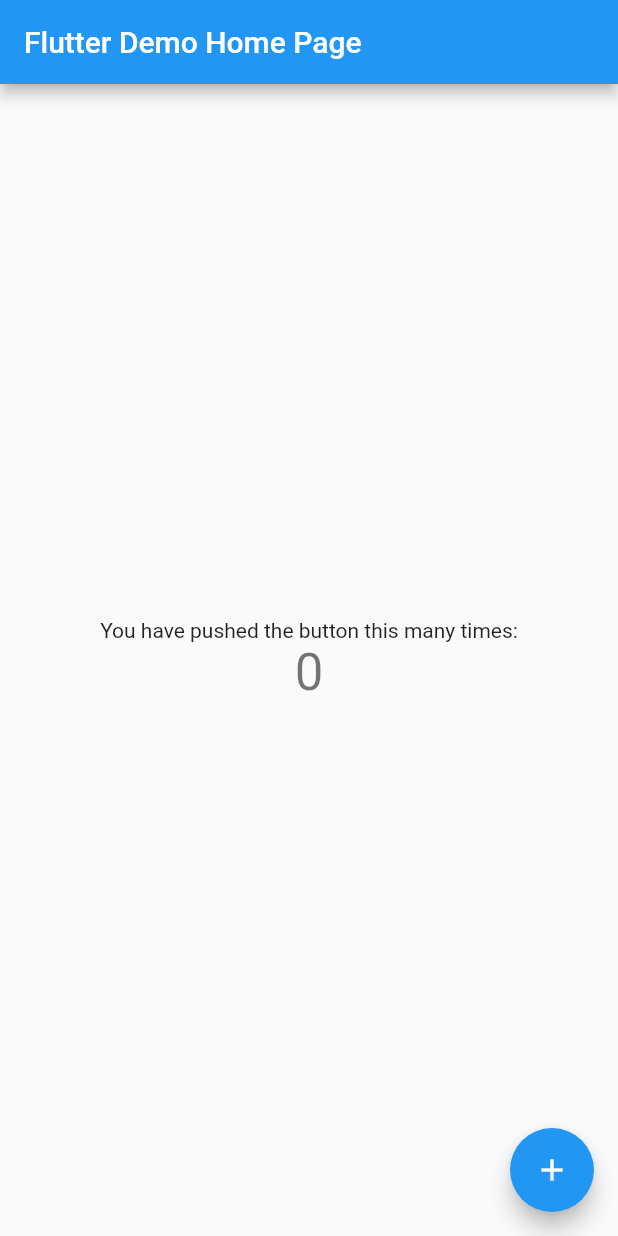
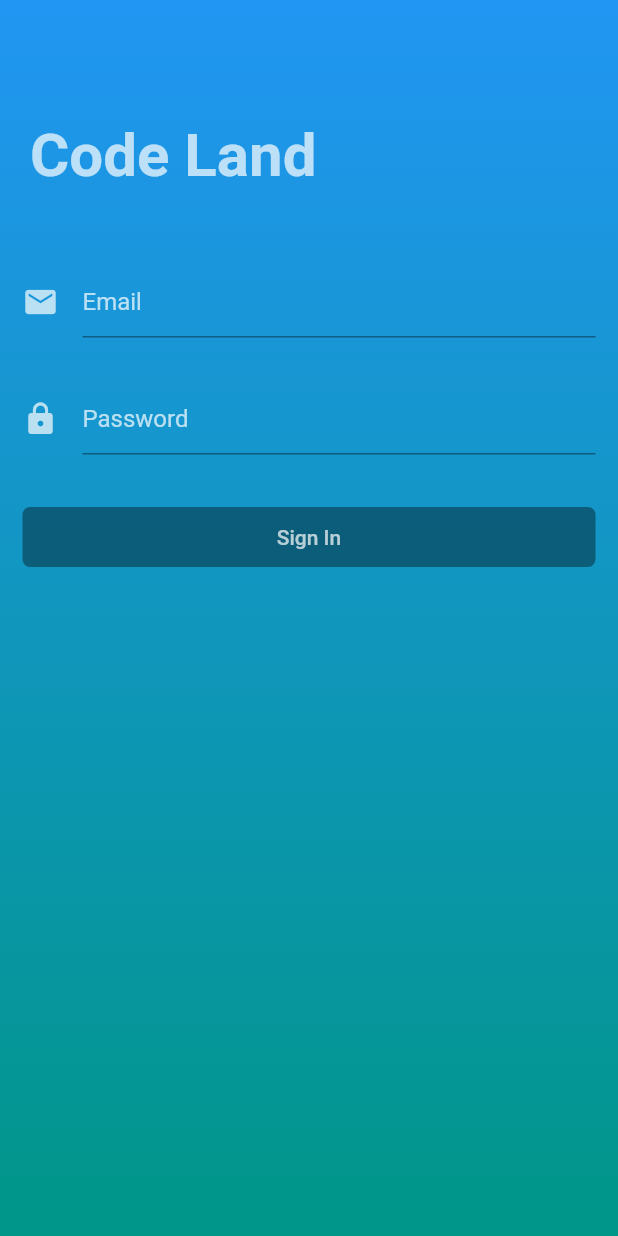
Before and after one commit to Majaa2/sum_parking, a Flutter app: the screen it shows after launch, on a phone screen of 412 x 824 dp. Run offline on Flutter 3.47's test engine with Material 2 defaults, Android fonts, the phone set to English and light mode, and no system bars; our stand-ins replace shared_preferences.

Commit message:
Login setup

```diff
--- a/lib/main.dart
+++ b/lib/main.dart
@@ -1,111 +1,67 @@
+import 'dart:convert';
+
 import 'package:flutter/material.dart';
+import 'package:flutter/services.dart';
+import 'package:http/http.dart' as http;
+import 'pages/login_page.dart';
+import 'package:shared_preferences/shared_preferences.dart';
 
 void main() => runApp(MyApp());
 
 class MyApp extends StatelessWidget {
-  // This widget is the root of your application.
   @override
   Widget build(BuildContext context) {
     return MaterialApp(
-      title: 'Flutter Demo',
+      title: "Code Land",
+      debugShowCheckedModeBanner: false,
+      home: MainPage(),
       theme: ThemeData(
-        // This is the theme of your application.
-        //
-        // Try running your application with "flutter run". You'll see the
-        // application has a blue toolbar. Then, without quitting the app, try
-        // changing the primarySwatch below to Colors.green and then invoke
-        // "hot reload" (press "r" in the console where you ran "flutter run",
-        // or simply save your changes to "hot reload" in a Flutter IDE).
-        // Notice that the counter didn't reset back to zero; the application
-        // is not restarted.
-        primarySwatch: Colors.blue,
+        accentColor: Colors.white70
       ),
-      home: MyHomePage(title: 'Flutter Demo Home Page'),
     );
   }
 }
 
-class MyHomePage extends StatefulWidget {
-  MyHomePage({Key key, this.title}) : super(key: key);
+class MainPage extends StatefulWidget {
+  @override
+  _MainPageState createState() => _MainPageState();
+}
 
-  // This widget is the home page of your application. It is stateful, meaning
-  // that it has a State object (defined below) that contains fields that affect
-  // how it looks.
+class _MainPageState extends State<MainPage> {
 
-  // This class is the configuration for the state. It holds the values (in this
-  // case the title) provided by the parent (in this case the App widget) and
-  // used by the build method of the State. Fields in a Widget subclass are
-  // always marked "final".
-
-  final String title;
+  SharedPreferences sharedPreferences;
 
   @override
-  _MyHomePageState createState() => _MyHomePageState();
-}
+  void initState() {
+    super.initState();
+    checkLoginStatus();
+  }
 
-class _MyHomePageState extends State<MyHomePage> {
-  int _counter = 0;
-
-  void _incrementCounter() {
-    setState(() {
-      // This call to setState tells the Flutter framework that something has
-      // changed in this State, which causes it to rerun the build method below
-      // so that the display can reflect the updated values. If we changed
-      // _counter without calling setState(), then the build method would not be
-      // called again, and so nothing would appear to happen.
-      _counter++;
-    });
+  checkLoginStatus() async {
+    sharedPreferences = await SharedPreferences.getInstance();
+    if(sharedPreferences.getString("token") == null) {
+      Navigator.of(context).pushAndRemoveUntil(MaterialPageRoute(builder: (BuildContext context) => LoginPage()), (Route<dynamic> route) => false);
+    }
   }
 
   @override
   Widget build(BuildContext context) {
-    // This method is rerun every time setState is called, for instance as done
-    // by the _incrementCounter method above.
-    //
-    // The Flutter framework has been optimized to make rerunning build methods
-    // fast, so that you can just rebuild anything that needs updating rather
-    // than having to individually change instances of widgets.
     return Scaffold(
       appBar: AppBar(
-        // Here we take the value from the MyHomePage object that was created by
-        // the App.build method, and use it to set our appbar title.
-        title: Text(widget.title),
+        title: Text("Code Land", style: TextStyle(color: Colors.white)),
+        actions: <Widget>[
+          FlatButton(
+            onPressed: () {
+              sharedPreferences.clear();
+              sharedPreferences.commit();
+              Navigator.of(context).pushAndRemoveUntil(MaterialPageRoute(builder: (BuildContext context) => LoginPage()), (Route<dynamic> route) => false);
+            },
+            child: Text("Log Out", style: TextStyle(color: Colors.white)),
+          ),
+        ],
       ),
-      body: Center(
-        // Center is a layout widget. It takes a single child and positions it
-        // in the middle of the parent.
-        child: Column(
-          // Column is also a layout widget. It takes a list of children and
-          // arranges them vertically. By default, it sizes itself to fit its
-          // children horizontally, and tries to be as tall as its parent.
-          //
-          // Invoke "debug painting" (press "p" in the console, choose the
-          // "Toggle Debug Paint" action from the Flutter Inspector in Android
-          // Studio, or the "Toggle Debug Paint" command in Visual Studio Code)
-          // to see the wireframe for each widget.
-          //
-          // Column has various properties to control how it sizes itself and
-          // how it positions its children. Here we use mainAxisAlignment to
-          // center the children vertically; the main axis here is the vertical
-          // axis because Columns are vertical (the cross axis would be
-          // horizontal).
-          mainAxisAlignment: MainAxisAlignment.center,
-          children: <Widget>[
-            Text(
-              'You have pushed the button this many times:',
-            ),
-            Text(
-              '$_counter',
-              style: Theme.of(context).textTheme.display1,
-            ),
-          ],
-        ),
-      ),
-      floatingActionButton: FloatingActionButton(
-        onPressed: _incrementCounter,
-        tooltip: 'Increment',
-        child: Icon(Icons.add),
-      ), // This trailing comma makes auto-formatting nicer for build methods.
+      body: Center(child: Text("Main Page")),
+      drawer: Drawer(),
     );
   }
 }
--- /dev/null
+++ b/lib/pages/login_page.dart
@@ -0,0 +1,136 @@
+import 'dart:convert';
+
+import 'package:flutter/material.dart';
+import 'package:flutter/services.dart';
+import 'package:http/http.dart' as http;
+import '../main.dart';
+import 'package:shared_preferences/shared_preferences.dart';
+
+class LoginPage extends StatefulWidget {
+  @override
+  _LoginPageState createState() => _LoginPageState();
+}
+
+class _LoginPageState extends State<LoginPage> {
+
+  bool _isLoading = false;
+
+  @override
+  Widget build(BuildContext context) {
+    SystemChrome.setSystemUIOverlayStyle(SystemUiOverlayStyle.light.copyWith(statusBarColor: Colors.transparent));
+    return Scaffold(
+      body: Container(
+        decoration: BoxDecoration(
+          gradient: LinearGradient(
+              colors: [Colors.blue, Colors.teal],
+              begin: Alignment.topCenter,
+              end: Alignment.bottomCenter),
+        ),
+        child: _isLoading ? Center(child: CircularProgressIndicator()) : ListView(
+          children: <Widget>[
+            headerSection(),
+            textSection(),
+            buttonSection(),
+          ],
+        ),
+      ),
+    );
+  }
+
+  signIn(String email, pass) async {
+    SharedPreferences sharedPreferences = await SharedPreferences.getInstance();
+    Map data = {
+      'email': email,
+      'password': pass
+    };
+    var jsonResponse = null;
+    var response = await http.post("YOUR_BASE_URL", body: data);
+    if(response.statusCode == 200) {
+      jsonResponse = json.decode(response.body);
+      if(jsonResponse != null) {
+        setState(() {
+          _isLoading = false;
+        });
+        sharedPreferences.setString("token", jsonResponse['token']);
+        Navigator.of(context).pushAndRemoveUntil(MaterialPageRoute(builder: (BuildContext context) => MainPage()), (Route<dynamic> route) => false);
+      }
+    }
+    else {
+      setState(() {
+        _isLoading = false;
+      });
+      print(response.body);
+    }
+  }
+
+  Container buttonSection() {
+    return Container(
+      width: MediaQuery.of(context).size.width,
+      height: 40.0,
+      padding: EdgeInsets.symmetric(horizontal: 15.0),
+      margin: EdgeInsets.only(top: 15.0),
+      child: RaisedButton(
+        onPressed: emailController.text == "" || passwordController.text == "" ? null : () {
+          setState(() {
+            _isLoading = true;
+          });
+          signIn(emailController.text, passwordController.text);
+        },
+        elevation: 0.0,
+        color: Colors.purple,
+        child: Text("Sign In", style: TextStyle(color: Colors.white70)),
+        shape: RoundedRectangleBorder(borderRadius: BorderRadius.circular(5.0)),
+      ),
+    );
+  }
+
+  final TextEditingController emailController = new TextEditingController();
+  final TextEditingController passwordController = new TextEditingController();
+
+  Container textSection() {
+    return Container(
+      padding: EdgeInsets.symmetric(horizontal: 15.0, vertical: 20.0),
+      child: Column(
+        children: <Widget>[
+          TextFormField(
+            controller: emailController,
+            cursorColor: Colors.white,
+
+            style: TextStyle(color: Colors.white70),
+            decoration: InputDecoration(
+              icon: Icon(Icons.email, color: Colors.white70),
+              hintText: "Email",
+              border: UnderlineInputBorder(borderSide: BorderSide(color: Colors.white70)),
+              hintStyle: TextStyle(color: Colors.white70),
+            ),
+          ),
+          SizedBox(height: 30.0),
+          TextFormField(
+            controller: passwordController,
+            cursorColor: Colors.white,
+            obscureText: true,
+            style: TextStyle(color: Colors.white70),
+            decoration: InputDecoration(
+              icon: Icon(Icons.lock, color: Colors.white70),
+              hintText: "Password",
+              border: UnderlineInputBorder(borderSide: BorderSide(color: Colors.white70)),
+              hintStyle: TextStyle(color: Colors.white70),
+            ),
+          ),
+        ],
+      ),
+    );
+  }
+
+  Container headerSection() {
+    return Container(
+      margin: EdgeInsets.only(top: 50.0),
+      padding: EdgeInsets.symmetric(horizontal: 20.0, vertical: 30.0),
+      child: Text("Code Land",
+          style: TextStyle(
+              color: Colors.white70,
+              fontSize: 40.0,
+              fontWeight: FontWeight.bold)),
+    );
+  }
+}
--- a/pubspec.yaml
+++ b/pubspec.yaml
@@ -19,6 +19,8 @@ environment:
 dependencies:
   flutter:
     sdk: flutter
+  http: any
+  shared_preferences: any
 
   # The following adds the Cupertino Icons font to your application.
   # Use with the CupertinoIcons class for iOS style icons.
```
Also changed, not shown: pubspec.lock.
